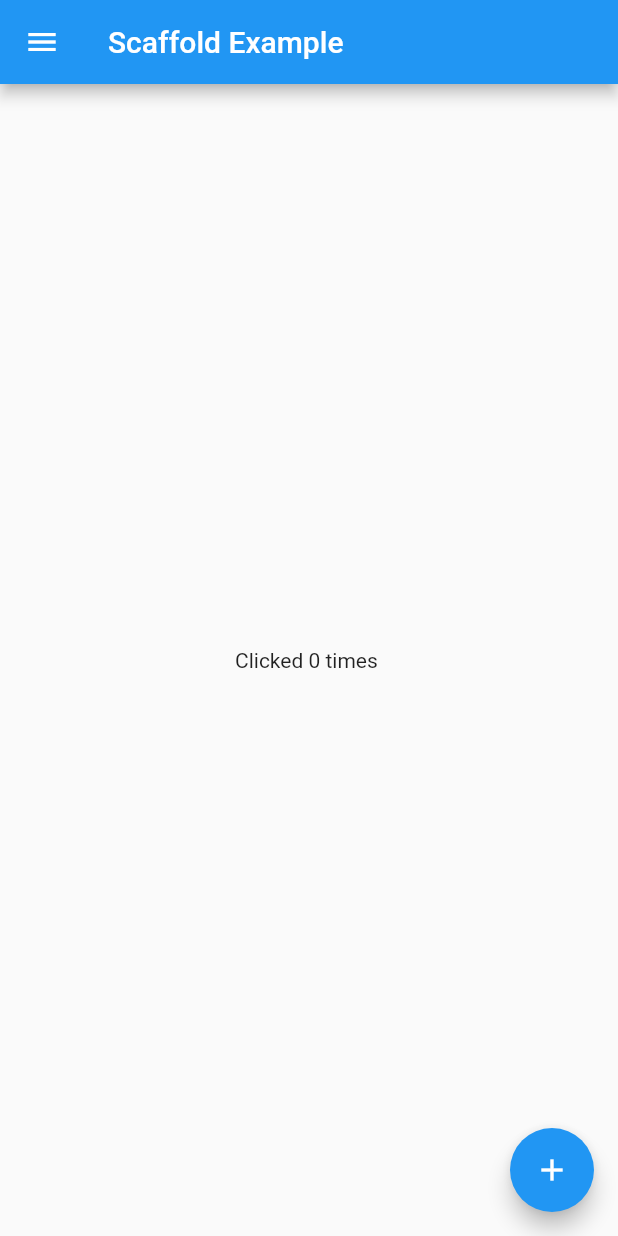
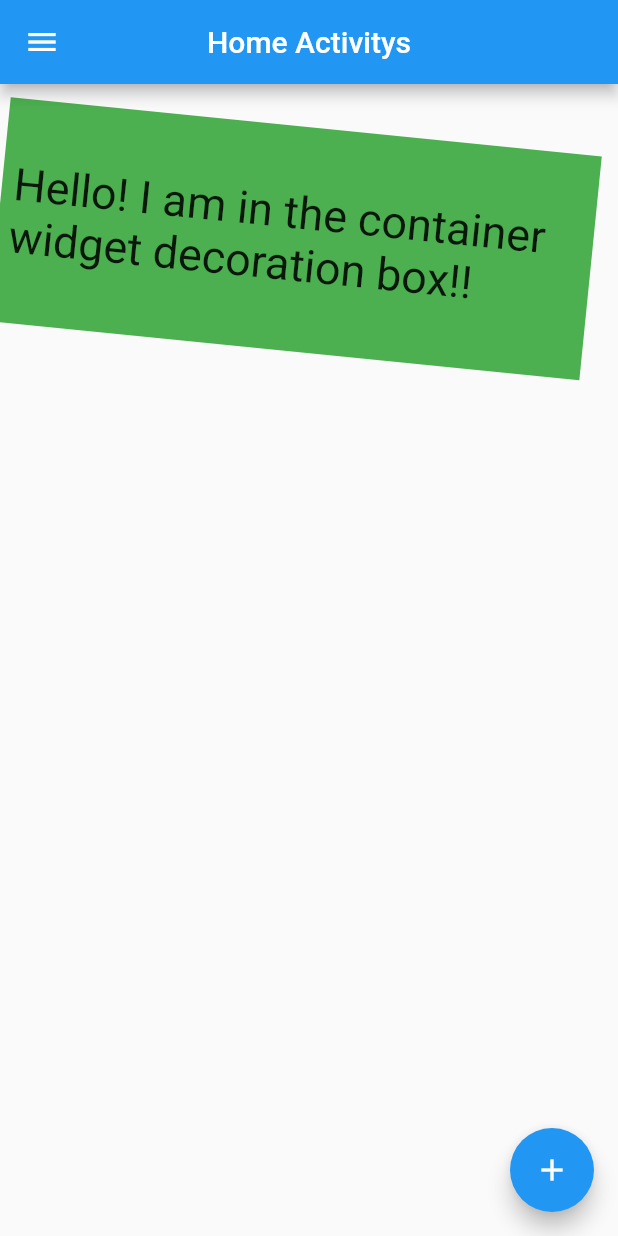
Before and after one commit to kumalprabhat/scaffold_example, a Flutter app: the screen it shows after launch, on a phone screen of 412 x 824 dp. Run offline on Flutter 3.47's test engine with Material 2 defaults, Android fonts, the phone set to English and light mode, and no system bars.

Commit message:
Container

```diff
--- a/lib/main.dart
+++ b/lib/main.dart
@@ -28,30 +28,21 @@ class _MyHomePageState extends State<MyHomePage> {
   Widget build(BuildContext context) {
     return Scaffold(
       appBar: AppBar(
-        title: Text('Scaffold Example'),
-      ),
-      body: Center(
-        child: Text('Clicked $_count times '),
-      ),
-      floatingActionButton: FloatingActionButton(
-          onPressed: () => setState((){
-            _count++;
-          }),
-        tooltip: 'Counter',
-        child: Icon(Icons.add),
+        title: Text('Home Activitys'),
+        centerTitle: true,
       ),
       drawer: Drawer(
         elevation: 20.0,
         child: Column(
           children: [
             UserAccountsDrawerHeader(
-                accountName: Text('John Doe'),
-                accountEmail: Text('johndoe@gmail.com'),
+              accountName: Text('John Doe'),
+              accountEmail: Text('johndoe@gmail.com'),
               currentAccountPicture: CircleAvatar(
                 backgroundColor: Colors.white,
                 child:
                 Text(
-                    'J',
+                  'J',
                   style: TextStyle(
                     fontSize: 32,
                   ),
@@ -61,7 +52,7 @@ class _MyHomePageState extends State<MyHomePage> {
             ListTile(
               title: Text('Inbox',
                 style: TextStyle(
-                  color: Colors.black54
+                    color: Colors.black54
                 ),
               ),
               leading: new Icon(Icons.email),
@@ -101,6 +92,31 @@ class _MyHomePageState extends State<MyHomePage> {
           ],
         ),
       ),
+      body: Container(
+        padding: EdgeInsets.all(8.0),
+        margin: EdgeInsets.all(8.0),
+        /*decoration: BoxDecoration(
+          border: Border.all(color: Colors.blue, width: 2),
+          borderRadius: BorderRadius.circular(8),
+          boxShadow: [
+            BoxShadow(color: Colors.green,offset: new Offset(4.0, 4.0))
+          ],
+        ),*/
+        color: Colors.green,
+        height: 150,
+        alignment: Alignment.center,
+        transform: Matrix4.rotationZ(0.1),
+        child: Text("Hello! I am in the container widget decoration box!!",
+          style: TextStyle(fontSize: 30),
+        ),
+      ),
+      floatingActionButton: FloatingActionButton(
+          onPressed: () => setState((){
+            _count++;
+          }),
+        tooltip: 'Counter',
+        child: Icon(Icons.add),
+      ),
     );
   }
 }
```
